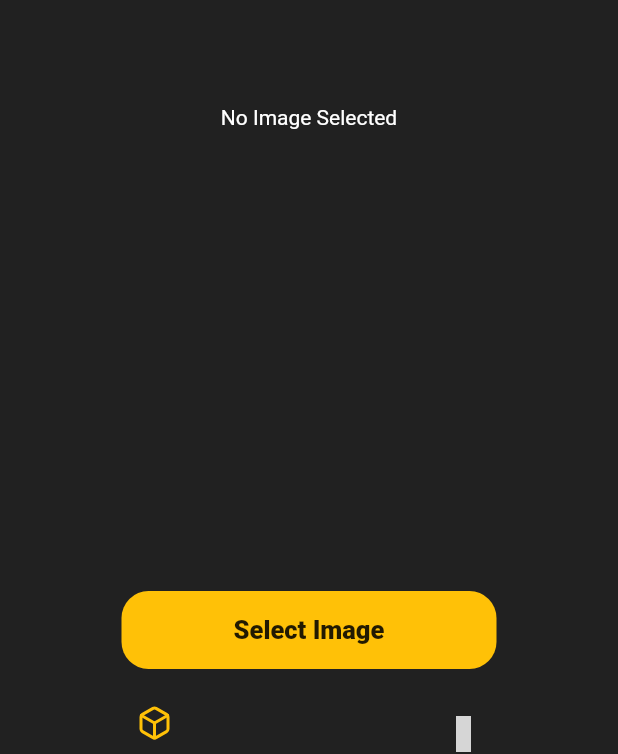
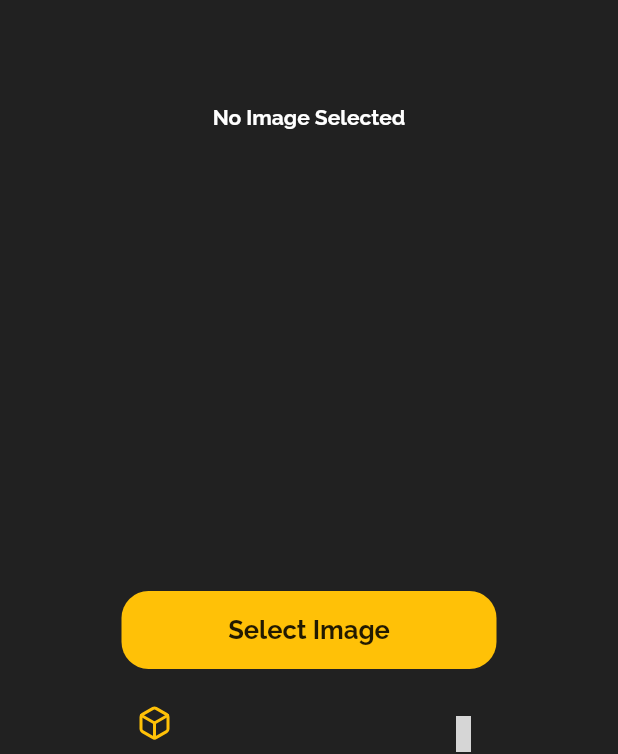
Before and after one commit to michaeldadzie/Dentify, a Flutter app: the screen it shows after launch, on a phone screen of 412 x 824 dp. Shown: the part 459-1213 px from the top of the screen. Run offline on Flutter 3.47's test engine with Material 2 defaults, Android fonts, the phone set to English and light mode, and no system bars; our stand-ins replace camera, flutter_icons, google_fonts, image_picker; missing offline and left inert: tflite; grey boxes are pictures that could not be loaded.

Commit message:
Improved UI Code

```diff
--- a/lib/detection/static.dart
+++ b/lib/detection/static.dart
@@ -1,5 +1,6 @@
 import 'dart:io';
 import 'package:flutter/material.dart';
+import 'package:google_fonts/google_fonts.dart';
 import 'package:image_picker/image_picker.dart';
 import 'package:tflite/tflite.dart';
 
@@ -121,9 +122,9 @@ class _StaticImageState extends State<StaticImage> {
               height: 52.0,
               child: Text(
                 'Select Image',
-                style: TextStyle(
+                style: GoogleFonts.raleway(
                   fontSize: 17,
-                  fontWeight: FontWeight.w900,
+                  fontWeight: FontWeight.bold,
                 ),
               ),
             ),
@@ -143,7 +144,8 @@ class _StaticImageState extends State<StaticImage> {
                   children: <Widget>[
                     Text(
                       "No Image Selected",
-                      style: TextStyle(color: Colors.white),
+                      style: GoogleFonts.raleway(
+                          color: Colors.white, fontWeight: FontWeight.bold),
                     ),
                   ],
                 ),
```
